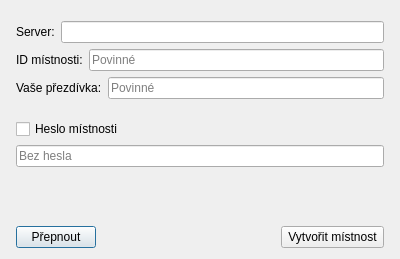
The window that crypto_chat/roomdialog.ui (RxiPland/crypto_chat) describes before a commit, drawn with Qt 5.
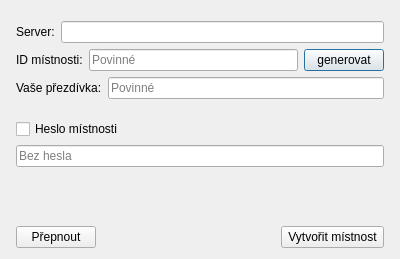
The same window after the commit.

Commit message: added button for regenerating id

The edit to the form file:
```diff
--- a/crypto_chat/roomdialog.ui
+++ b/crypto_chat/roomdialog.ui
@@ -91,6 +91,13 @@
          </property>
         </widget>
        </item>
+       <item>
+        <widget class="QPushButton" name="pushButton_3">
+         <property name="text">
+          <string>generovat</string>
+         </property>
+        </widget>
+       </item>
       </layout>
      </item>
      <item>
```
The commit also changes 1 other file.
